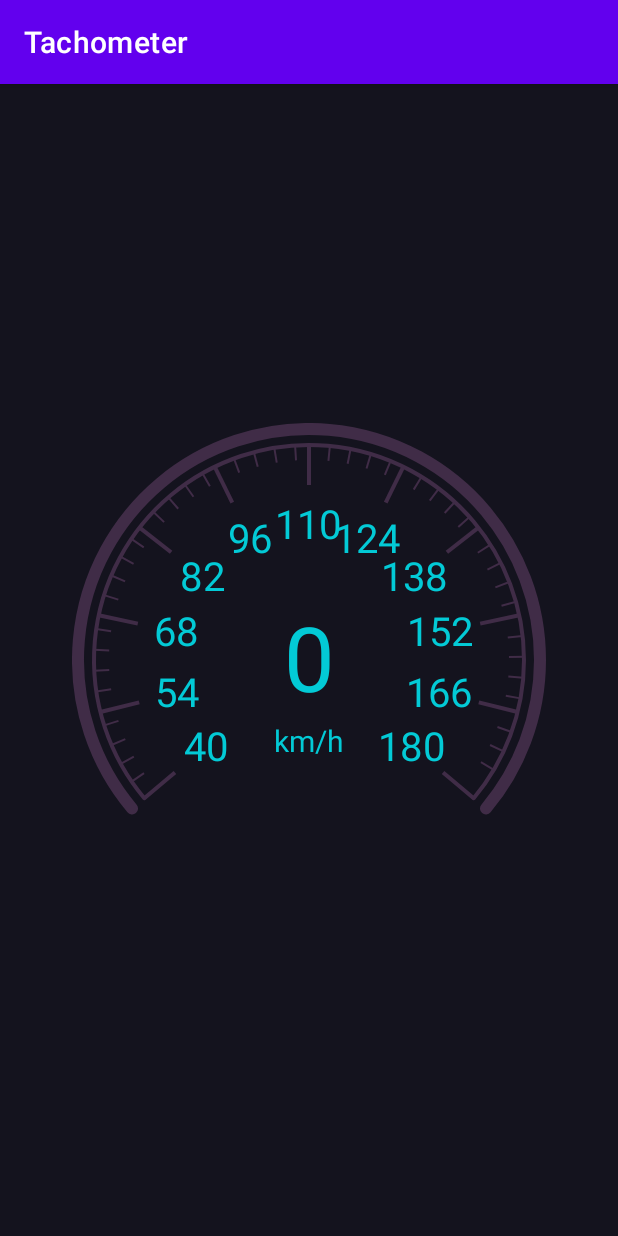
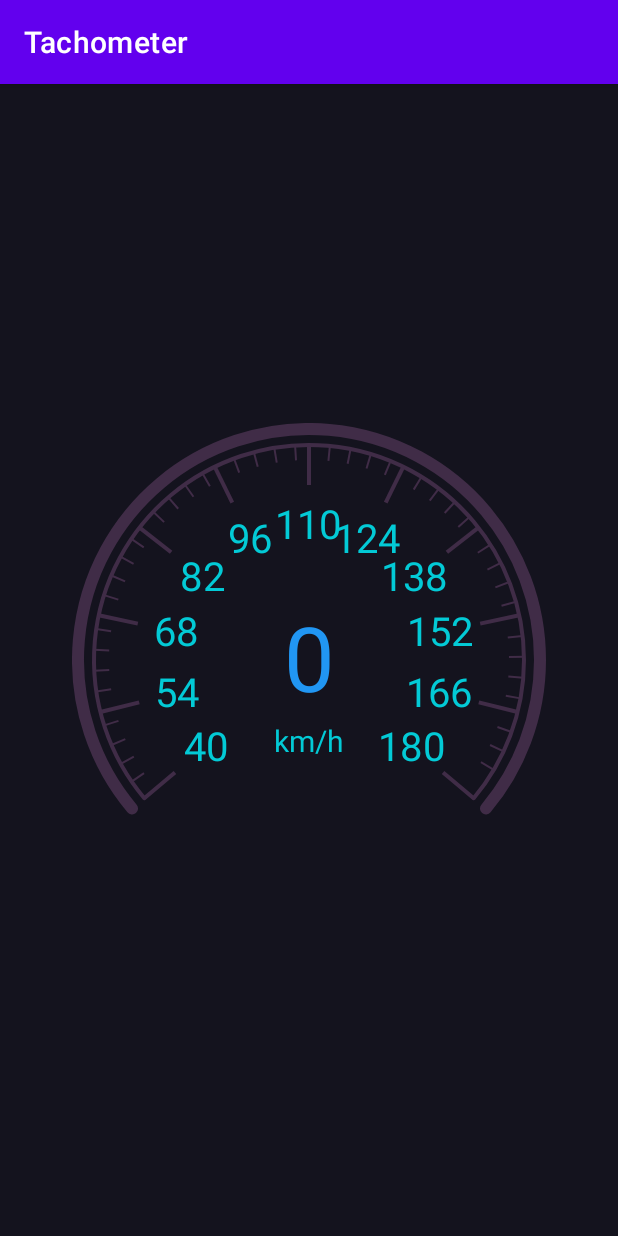
Before and after one commit to Naaatan/Tachometer, an Android app: the screen it shows after launch (MainActivity), on a phone screen of 412 x 824 dp. Run offline under Robolectric (Android 15) with nearby library versions, the phone set to English and light mode, and no system bars; our stand-ins replace data binding; 1 statement that could not run was skipped.

Commit message:
update - textUnderColor and textOverColor attribute.

```diff
--- a/app/src/main/res/layout/main_fragment.xml
+++ b/app/src/main/res/layout/main_fragment.xml
@@ -37,7 +37,9 @@
             app:metricTextSize="20sp"
             app:valueTextSize="60sp"
             app:textColor="#03cad6"
-            app:textGap="24dp" />
+            app:textGap="24dp"
+            app:textOverColor="#F44336"
+            app:textUnderColor="#2196F3"/>
 
     </androidx.constraintlayout.widget.ConstraintLayout>
 </layout>
--- a/lib/src/main/java/nay/lib/Tachometer.kt
+++ b/lib/src/main/java/nay/lib/Tachometer.kt
@@ -62,6 +62,12 @@ class Tachometer @JvmOverloads constructor(
 
     @ColorInt
     private var mTextColor = Color.parseColor("#f5f5f5")
+
+    @ColorInt
+    var textUnderColor: Int = Color.parseColor("#f5f5f5")
+
+    @ColorInt
+    var textOverColor: Int = Color.parseColor("#f5f5f5")
 
     private var mMetricText = "km/h"
 
@@ -313,6 +319,14 @@ class Tachometer @JvmOverloads constructor(
                     R.styleable.Tachometer_textColor,
                     borderColor
                 )
+                textUnderColor = getColor(
+                    R.styleable.Tachometer_textUnderColor,
+                    textColor
+                )
+                textOverColor = getColor(
+                    R.styleable.Tachometer_textOverColor,
+                    textColor
+                )
             }
         } catch (e: Exception) {
             // ignored
@@ -401,11 +415,19 @@ class Tachometer @JvmOverloads constructor(
     }
 
     private fun renderMeterValueAndMetricText(canvas: Canvas) {
+        val textColor = when {
+            value > max -> textOverColor
+            value < min -> textUnderColor
+            else -> textColor
+        }
+
         canvas.drawTextCentred(
             value.toString(),
             width / 2f,
             height / 2f,
-            paintMeterValue
+            paintMeterValue.apply {
+                color = textColor
+            }
         )
         canvas.drawTextCentred(
             metricText,
--- a/lib/src/main/res/values/attrs.xml
+++ b/lib/src/main/res/values/attrs.xml
@@ -13,6 +13,9 @@
         <attr name="borderColor" format="color" />
         <attr name="fillColor" format="color" />
         <attr name="textColor" format="color" />
+        <attr name="textUnderColor" format="color" />
+        <attr name="textOverColor" format="color" />
+
     </declare-styleable>
 
 </resources>
```
